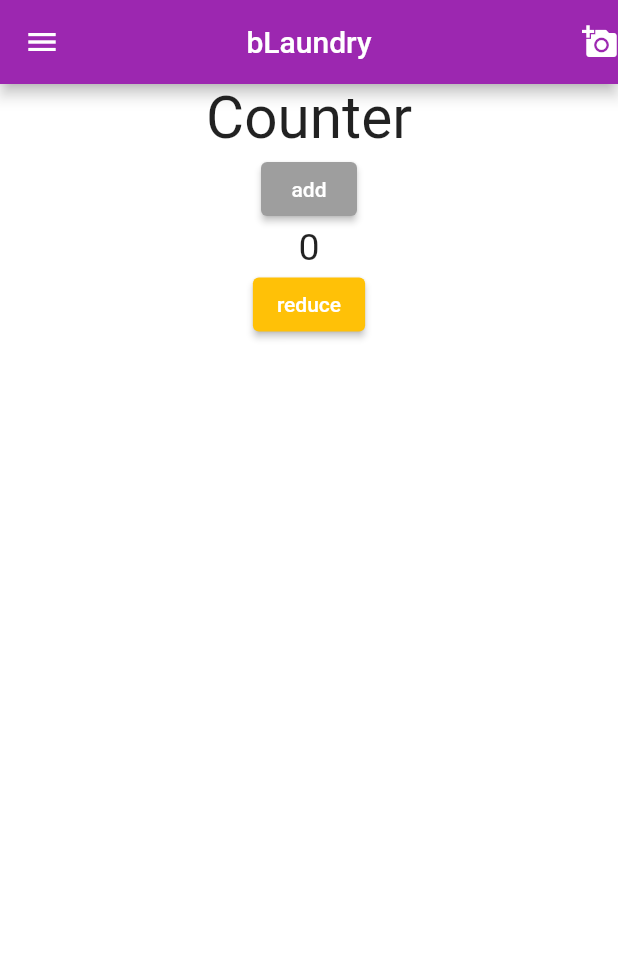
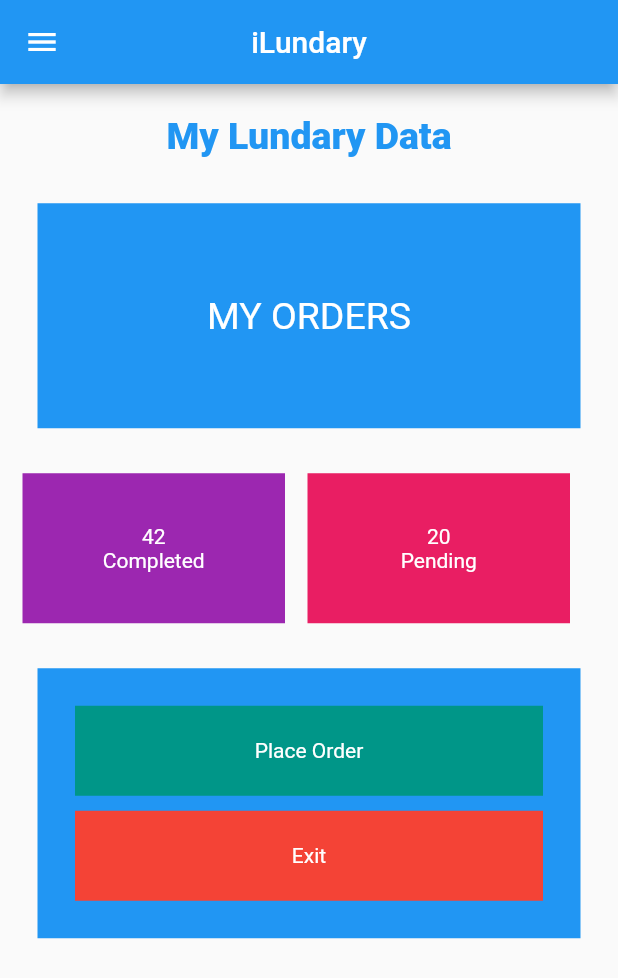
Before and after one commit to Darkmiike/blaundry, a Flutter app: the screen it shows after launch, on a phone screen of 412 x 824 dp. Shown: the top 978 px of the screen. Run offline on Flutter 3.47's test engine with Material 2 defaults, Android fonts, the light colour scheme and no system bars.

Commit message:
we nor understand wetin sup for this code

```diff
--- /dev/null
+++ b/lib/home_screen.dart
@@ -0,0 +1,154 @@
+import 'package:blaundry/place_order.dart';
+import 'package:flutter/material.dart';
+
+class HomeSreen extends StatefulWidget {
+  const HomeSreen({super.key});
+
+  @override
+  State<HomeSreen> createState() => _HomeSreenState();
+}
+
+class _HomeSreenState extends State<HomeSreen> {
+  @override
+  Widget build(BuildContext context) {
+    return Scaffold(
+      appBar: AppBar(
+        centerTitle: true,
+        title: const Text("iLundary"),
+      ),
+      drawer: const Drawer(),
+      body: Column(
+        children: <Widget>[
+          const SizedBox(height: 20.5),
+          // first text widget
+          const Center(
+            child: Text(
+              "My Lundary Data",
+              style: TextStyle(
+                  fontSize: 25.0,
+                  fontWeight: FontWeight.w800,
+                  color: Colors.blue),
+            ),
+          ),
+
+          // container widget that has a center widget inside
+          const MyOrder(),
+
+          // row widget that has two containers
+          Row(
+            children: const [
+              SizedBox(width: 15.0),
+              StatData(
+                textdata: "42 \nCompleted",
+                customColor: Colors.purple,
+              ),
+              SizedBox(width: 15.0),
+              StatData(
+                textdata: "20 \nPending",
+                customColor: Colors.pink,
+              ),
+            ],
+          ),
+
+          // stack widget that has a column containing container with center widget
+          Stack(
+            children: [
+              Container(
+                width: double.infinity,
+                color: Colors.blue,
+                padding: const EdgeInsets.all(25.0),
+                margin:
+                    const EdgeInsets.only(left: 25.0, top: 30.0, right: 25.0),
+                child: Column(
+                  children: [
+                    // StatData(textdata: "Place Order", customColor: Colors.teal),
+                    GestureDetector(
+                      onTap: () {
+                        Navigator.push(
+                          context,
+                          MaterialPageRoute(
+                              builder: ((context) => const PlaceOrder())),
+                        );
+                      },
+                      child: const StackBtn(
+                          customColor: Colors.teal, text: "Place Order"),
+                    ),
+                    const SizedBox(height: 10.0),
+                    const StackBtn(customColor: Colors.red, text: "Exit"),
+                  ],
+                ),
+              )
+            ],
+          )
+        ],
+      ),
+    );
+  }
+}
+
+class MyOrder extends StatelessWidget {
+  const MyOrder({Key? key}) : super(key: key);
+
+  @override
+  Widget build(BuildContext context) {
+    return Container(
+      margin: const EdgeInsets.only(top: 30.0, left: 25.0, right: 25.0),
+      height: 150.0,
+      width: double.infinity,
+      color: Colors.blue,
+      child: Center(
+        child: Text(
+          "My Orders".toUpperCase(),
+          style: const TextStyle(
+            color: Colors.white,
+            fontSize: 25.0,
+          ),
+        ),
+      ),
+    );
+  }
+}
+
+class StatData extends StatelessWidget {
+  const StatData(
+      {super.key, required this.textdata, required this.customColor});
+  final String textdata;
+  final Color customColor;
+  @override
+  Widget build(BuildContext context) {
+    return Container(
+      height: 100,
+      width: 175.0,
+      margin: const EdgeInsets.only(top: 30.0),
+      color: customColor,
+      child: Center(
+        child: Text(
+          textdata,
+          textAlign: TextAlign.center,
+          style: const TextStyle(color: Colors.white),
+        ),
+      ),
+    );
+  }
+}
+
+class StackBtn extends StatelessWidget {
+  const StackBtn({super.key, required this.customColor, required this.text});
+  final Color customColor;
+  final String text;
+  @override
+  Widget build(BuildContext context) {
+    return Container(
+      height: 60,
+      width: double.infinity,
+      color: customColor,
+      child: Center(
+        child: Text(
+          text,
+          textAlign: TextAlign.center,
+          style: const TextStyle(color: Colors.white),
+        ),
+      ),
+    );
+  }
+}
--- a/lib/laundry_data.dart
+++ b/lib/laundry_data.dart
@@ -22,7 +22,7 @@ class _AddCountState extends State<AddCount> {
   }
   @override
   Widget build(BuildContext context) {
-    return Column(
+    return Row(
       mainAxisAlignment: MainAxisAlignment.spaceEvenly,
       children:  [
          ElevatedButton(style: const ButtonStyle(backgroundColor: MaterialStatePropertyAll<Color>(Colors.grey)) ,onPressed: (){addCounter();}, child: const Text('add')),
--- a/lib/main.dart
+++ b/lib/main.dart
@@ -1,4 +1,4 @@
-import 'package:blaundry/laundry_data.dart';
+import 'package:blaundry/home_screen.dart';
 import 'package:flutter/material.dart';
 
 void main() {
@@ -6,29 +6,12 @@ void main() {
 }
 
 class MyApp extends StatelessWidget {
-  const MyApp({Key? key}):super(key: key);
-  final int num1 = 0;
+  const MyApp({Key? key}) : super(key: key);
+
   @override
   Widget build(BuildContext context) {
-    return MaterialApp(
-      home: Scaffold(
-        backgroundColor: Colors.white,
-        appBar: AppBar(
-          centerTitle: true,
-          title: const Text("bLaundry"),
-          actions: const [Icon(Icons.add_a_photo)],
-          backgroundColor: Colors.purple,
-        ),
-        drawer: const Drawer(),
-        body: Center(
-          child: Column(
-            children: const [
-              Text("Counter", style: TextStyle(fontSize: 39),),
-              AddCount(),
-            ],
-          ),
-        ),
-      ),
+    return const MaterialApp(
+      home: HomeSreen(),
     );
   }
 }
--- a/pubspec.yaml
+++ b/pubspec.yaml
@@ -31,6 +31,8 @@ environment:
 dependencies:
   flutter:
     sdk: flutter
+  intl:
+
 
 
   # The following adds the Cupertino Icons font to your application.
```
Also changed, not shown: lib/order_details.dart (added, +36 -0 lines), lib/place_order.dart (added, +145 -0 lines), pubspec.lock.
